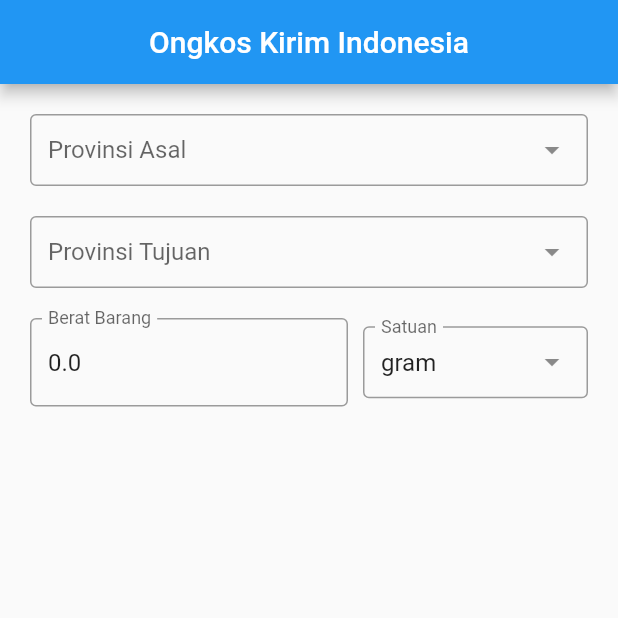
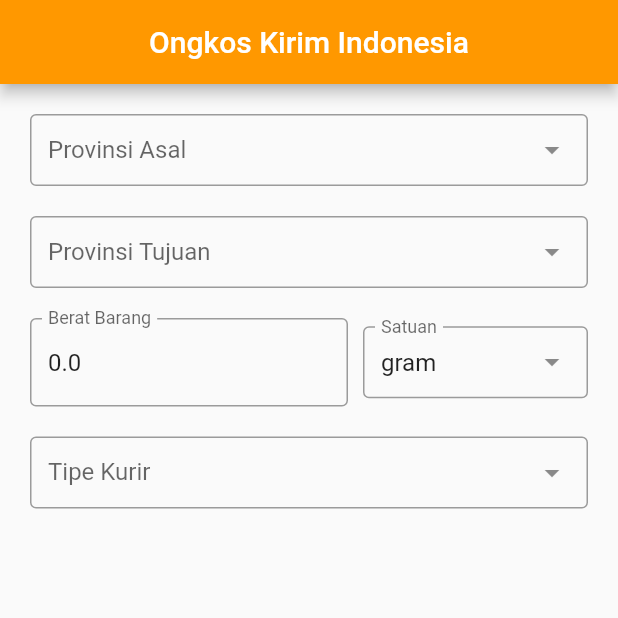
Before and after one commit to nacth/ongkir, a Flutter app: the screen it shows after launch, on a phone screen of 412 x 824 dp, the top half of it. Run offline on Flutter 3.47's test engine with Material 2 defaults, Android fonts, the phone set to English and light mode, and no system bars; drawn by our look-alikes of dropdown_search; our stand-ins replace get.

```diff
--- a/lib/app/modules/home/views/home_view.dart
+++ b/lib/app/modules/home/views/home_view.dart
@@ -1,5 +1,6 @@
 import 'package:flutter/material.dart';
 import 'package:get/get.dart';
+import 'package:dropdown_search/dropdown_search.dart';
 
 import '../views/widgets/province.dart';
 import '../views/widgets/city.dart';
@@ -13,6 +14,7 @@ class HomeView extends GetView<HomeController> {
       appBar: AppBar(
         title: Text('Ongkos Kirim Indonesia'),
         centerTitle: true,
+        backgroundColor: Colors.orange,
       ),
       body: ListView(
         padding: EdgeInsets.all(20),
@@ -36,6 +38,54 @@ class HomeView extends GetView<HomeController> {
                   ),
           ),
           WeightWidget(),
+          Padding(
+            padding: const EdgeInsets.only(bottom: 25),
+            child: DropdownSearch<Map<String, dynamic>>(
+              mode: Mode.MENU,
+              showClearButton: true,
+              items: [
+                {"code": "jne", "name": "JNE"},
+                {"code": "pos", "name": "POS Indonesia"},
+                {"code": "tiki", "name": "TIKI"},
+              ],
+              label: "Tipe Kurir",
+              hint: "Pilih tipe kurir...",
+              onChanged: (value) {
+                if (value != null) {
+                  controller.courier.value = value["code"];
+                  controller.showButton();
+                } else {
+                  controller.courier.value = "";
+                  controller.hiddenButton.value = true;
+                }
+              },
+              itemAsString: (item) => "${item['name']}",
+              popupItemBuilder: (context, item, isSelected) {
+                return Container(
+                  padding: EdgeInsets.all(20),
+                  child: Text(
+                    "${item['name']}",
+                    style: TextStyle(
+                      fontSize: 18,
+                      color: Colors.black,
+                    ),
+                  ),
+                );
+              },
+            ),
+          ),
+          Obx(
+            () => controller.hiddenButton.isTrue
+                ? SizedBox()
+                : ElevatedButton(
+                    onPressed: () {},
+                    child: Text("CEK ONGKOS KIRIM"),
+                    style: ElevatedButton.styleFrom(
+                      padding: EdgeInsets.symmetric(vertical: 20),
+                      primary: Colors.orange,
+                    ),
+                  ),
+          ),
         ],
       ),
     );
--- a/lib/app/modules/home/views/widgets/city.dart
+++ b/lib/app/modules/home/views/widgets/city.dart
@@ -57,8 +57,10 @@ class CityWidget extends GetView<HomeController> {
           if (city == null) {
             if (type == "origin") {
               print("Tidak memilih Kota / Kabupaten Asal");
+              controller.cityOriginId.value = 0;
             } else {
               print("Tidak memilih Kota / Kabupaten Tujuan");
+              controller.cityDestinationId.value = 0;
             }
           } else {
             if (type == "origin") {
@@ -67,6 +69,7 @@ class CityWidget extends GetView<HomeController> {
               controller.cityDestinationId.value =
                   int.parse(city.cityId as String);
             }
+            controller.showButton();
           }
         },
         showSearchBox: true,
--- a/lib/app/modules/home/views/widgets/province.dart
+++ b/lib/app/modules/home/views/widgets/province.dart
@@ -68,6 +68,7 @@ class ProvinceWidget extends GetView<HomeController> {
               controller.provDestinationId.value =
                   int.parse(province.provinceId as String);
             }
+            controller.showButton();
           }
         },
         showSearchBox: true,
--- a/lib/app/modules/home/views/widgets/weight.dart
+++ b/lib/app/modules/home/views/widgets/weight.dart
@@ -9,7 +9,9 @@ class WeightWidget extends GetView<HomeController> {
 
   @override
   Widget build(BuildContext context) {
-    return Row(
+    return Padding(
+      padding: const EdgeInsets.only(bottom: 20),
+      child: Row(
         children: [
           Expanded(
             child: TextField(
@@ -50,12 +52,13 @@ class WeightWidget extends GetView<HomeController> {
               ],
               label: "Satuan",
               onChanged: (value) {
-              controller.convertWeight(value);
+                controller.convertUnit(value);
               },
               selectedItem: "gram",
             ),
           ),
         ],
+      ),
     );
   }
 }
--- a/lib/main.dart
+++ b/lib/main.dart
@@ -7,6 +7,7 @@ import 'app/routes/app_pages.dart';
 void main() {
   runApp(
     GetMaterialApp(
+      debugShowCheckedModeBanner: false,
       title: "Application",
       initialRoute: AppPages.INITIAL,
       getPages: AppPages.routes,
```
Also changed, not shown: lib/app/modules/home/controllers/home_controller.dart (+17 -0 lines). Lines whose indentation alone changed are shown as unchanged.
